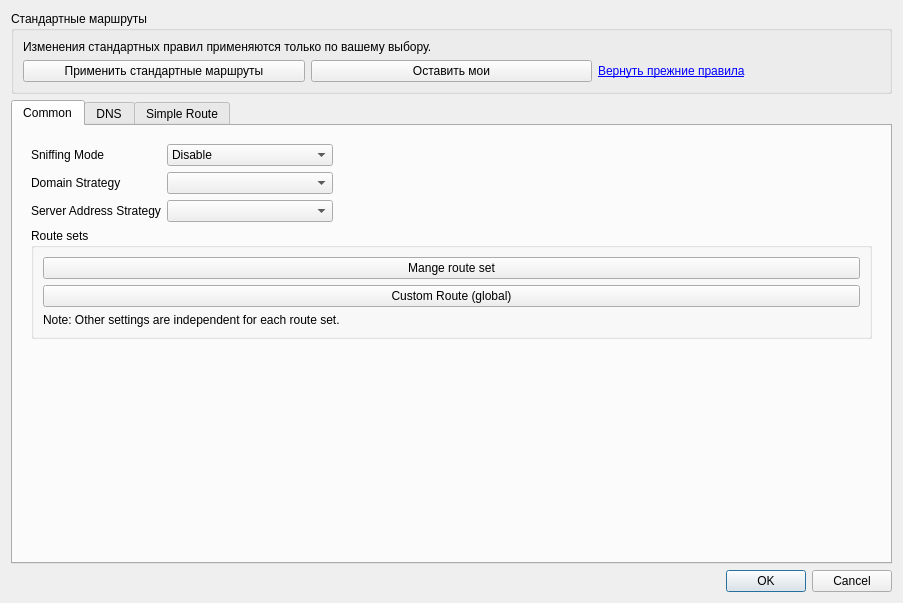
Qt form ui/dialog_manage_routes.ui (tarik1377/nekoray) before a commit.
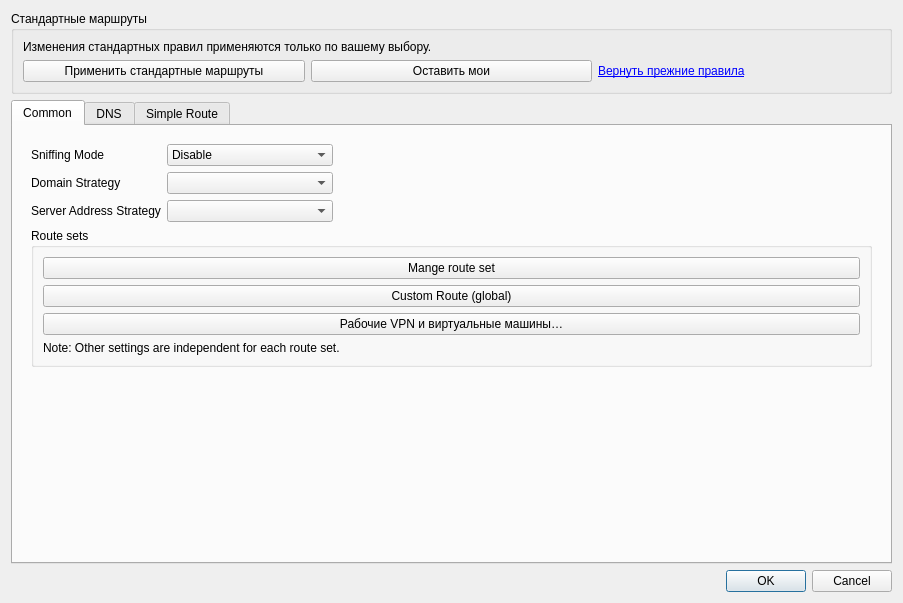
The same form after that commit.

Commit message: Support saved corporate gateway bypass outside TUN with DNS refresh

```diff
--- a/ui/dialog_manage_routes.ui
+++ b/ui/dialog_manage_routes.ui
@@ -80,6 +80,7 @@
                </property>
               </widget>
              </item>
+             <item><widget class="QPushButton" name="tunBypass"><property name="text"><string>Рабочие VPN и виртуальные машины…</string></property></widget></item>
              <item>
               <widget class="QLabel" name="label_5">
                <property name="text">
```
The commit also changes 22 other files.
